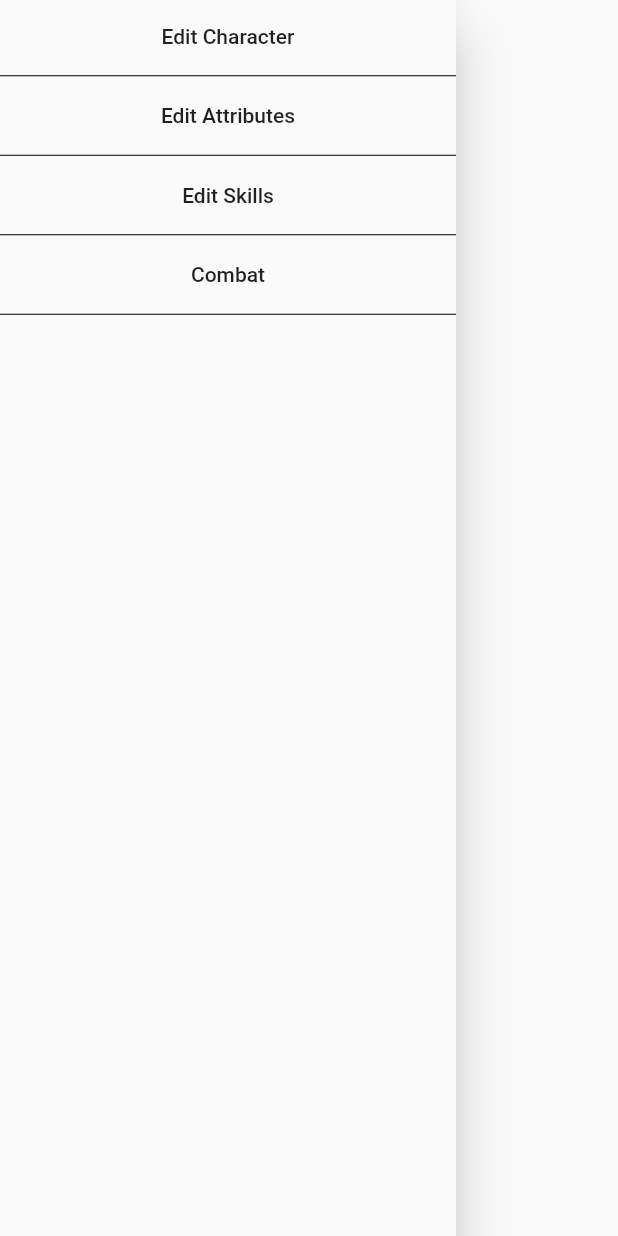
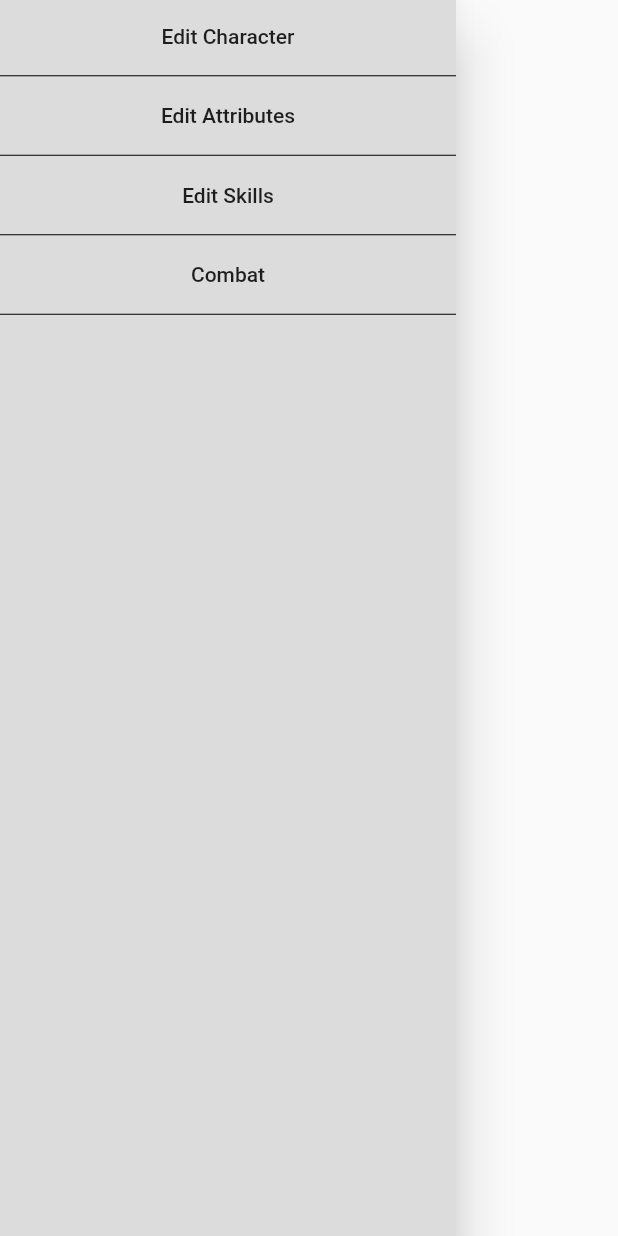
Before and after one commit to zenkairan/character_sheet, a Flutter app: the MainDrower widget shown alone on an empty page, opened directly, on a phone screen of 412 x 824 dp. Run offline on Flutter 3.47's test engine with Material 2 defaults, Android fonts, the phone set to English and light mode, and no system bars; our stand-ins replace image_picker.

Commit message:
drawer color change

```diff
--- a/lib/src/scenes/sheet.dart
+++ b/lib/src/scenes/sheet.dart
@@ -31,10 +31,6 @@ class SheetState extends State<Sheet> with RouteAware{
   SheetSingleton _sheet = new SheetSingleton();
   // RouteObserver<PageRoute> routeObserver;
   final GlobalKey<ScaffoldState> _sheetKey = new GlobalKey<ScaffoldState>();
-  /*TODO:
-   * tornar sheet a pagina inicial sem obrigatoriedades.
-   * criar loading para os arquivos asincronos
-   */
 
   Future<String> get _localPath async{
     final directory = await getApplicationDocumentsDirectory();
--- a/lib/src/widgets/MainDrawer.dart
+++ b/lib/src/widgets/MainDrawer.dart
@@ -11,6 +11,8 @@ class MainDrowerState extends State<MainDrower>{
   @override
   Widget build(BuildContext context){
     return Drawer(
+        child: Container(
+          color: Colors.black12,
           child: ListView(
             children: <Widget>[
               FlatButton(
@@ -59,6 +61,7 @@ class MainDrowerState extends State<MainDrower>{
               ),
             ],
           ),
+        )
       );
   }
 }
```
Lines whose indentation alone changed are shown as unchanged.
